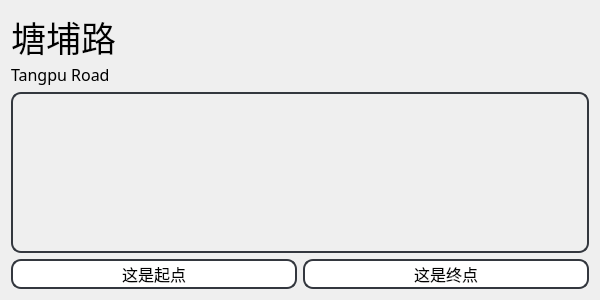
The window that window/ui/searched_dialog.ui (EveningCity/EST-Software_For_Subway) describes before a commit, drawn with Qt 5.
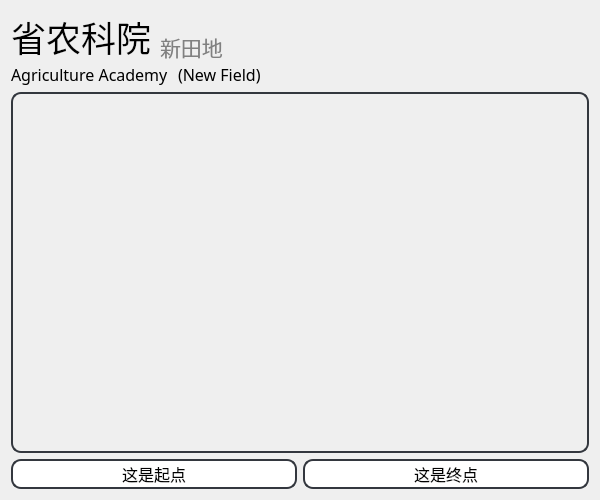
The same window after the commit. Icons and pictures are not drawn.

```diff
--- a/window/ui/searched_dialog.ui
+++ b/window/ui/searched_dialog.ui
@@ -7,7 +7,7 @@
     <x>0</x>
     <y>0</y>
     <width>600</width>
-    <height>300</height>
+    <height>500</height>
    </rect>
   </property>
   <property name="font">
@@ -55,9 +55,43 @@
      <item>
       <layout class="QVBoxLayout" name="verticalLayout">
        <item>
+        <layout class="QHBoxLayout" name="horizontalLayout_3">
+         <item>
+          <widget class="QLabel" name="subNameChinese">
+           <property name="font">
+            <font>
+             <family>黑体</family>
+             <pointsize>16</pointsize>
+            </font>
+           </property>
+           <property name="styleSheet">
+            <string notr="true">color: gray;</string>
+           </property>
+           <property name="text">
+            <string>新田地</string>
+           </property>
+           <property name="alignment">
+            <set>Qt::AlignBottom|Qt::AlignLeading|Qt::AlignLeft</set>
+           </property>
+          </widget>
+         </item>
+         <item>
+          <widget class="QLabel" name="a1">
+           <property name="sizePolicy">
+            <sizepolicy hsizetype="Fixed" vsizetype="Expanding">
+             <horstretch>0</horstretch>
+             <verstretch>0</verstretch>
+            </sizepolicy>
+           </property>
+           <property name="text">
+            <string/>
+           </property>
+          </widget>
+         </item>
+         <item>
         <widget class="QLabel" name="nameChinese">
          <property name="sizePolicy">
-          <sizepolicy hsizetype="Preferred" vsizetype="Fixed">
+            <sizepolicy hsizetype="Fixed" vsizetype="Expanding">
            <horstretch>0</horstretch>
            <verstretch>0</verstretch>
           </sizepolicy>
@@ -72,20 +106,62 @@
           </font>
          </property>
          <property name="text">
-          <string>塘埔路</string>
+            <string>省农科院</string>
          </property>
          <property name="textFormat">
           <enum>Qt::AutoText</enum>
          </property>
          <property name="alignment">
           <set>Qt::AlignBottom|Qt::AlignLeading|Qt::AlignLeft</set>
+           </property>
+          </widget>
+         </item>
+        </layout>
+       </item>
+       <item>
+        <layout class="QHBoxLayout" name="horizontalLayout_4">
+         <item>
+          <widget class="QLabel" name="subNameEnglish">
+           <property name="sizePolicy">
+            <sizepolicy hsizetype="Expanding" vsizetype="Expanding">
+             <horstretch>0</horstretch>
+             <verstretch>0</verstretch>
+            </sizepolicy>
+           </property>
+           <property name="font">
+            <font>
+             <family>微软雅黑 Light</family>
+             <pointsize>12</pointsize>
+            </font>
+           </property>
+           <property name="styleSheet">
+            <string notr="true"/>
+           </property>
+           <property name="text">
+            <string>(New Field)</string>
+           </property>
+           <property name="alignment">
+            <set>Qt::AlignBottom|Qt::AlignLeading|Qt::AlignLeft</set>
+           </property>
+          </widget>
+         </item>
+         <item>
+          <widget class="QLabel" name="a2">
+           <property name="sizePolicy">
+            <sizepolicy hsizetype="Fixed" vsizetype="Expanding">
+             <horstretch>0</horstretch>
+             <verstretch>0</verstretch>
+            </sizepolicy>
+           </property>
+           <property name="text">
+            <string/>
          </property>
         </widget>
        </item>
        <item>
         <widget class="QLabel" name="nameEnglish">
          <property name="sizePolicy">
-          <sizepolicy hsizetype="Preferred" vsizetype="Fixed">
+            <sizepolicy hsizetype="Fixed" vsizetype="Expanding">
            <horstretch>0</horstretch>
            <verstretch>0</verstretch>
           </sizepolicy>
@@ -99,15 +175,17 @@
           </font>
          </property>
          <property name="text">
-          <string>Tangpu Road</string>
+            <string>Agriculture Academy</string>
          </property>
          <property name="textFormat">
           <enum>Qt::AutoText</enum>
          </property>
          <property name="alignment">
-          <set>Qt::AlignLeading|Qt::AlignLeft|Qt::AlignTop</set>
-         </property>
-        </widget>
+            <set>Qt::AlignBottom|Qt::AlignLeading|Qt::AlignLeft</set>
+           </property>
+          </widget>
+         </item>
+        </layout>
        </item>
       </layout>
      </item>
@@ -121,6 +199,12 @@
        <verstretch>0</verstretch>
       </sizepolicy>
      </property>
+     <property name="font">
+      <font>
+       <family>黑体</family>
+       <pointsize>12</pointsize>
+      </font>
+     </property>
      <property name="layoutDirection">
       <enum>Qt::LeftToRight</enum>
      </property>
@@ -166,6 +250,9 @@
 border: none;
 }</string>
      </property>
+     <property name="horizontalScrollBarPolicy">
+      <enum>Qt::ScrollBarAlwaysOff</enum>
+     </property>
      <property name="widgetResizable">
       <bool>true</bool>
      </property>
@@ -175,7 +262,7 @@
         <x>0</x>
         <y>0</y>
         <width>558</width>
-        <height>148</height>
+        <height>319</height>
        </rect>
       </property>
       <property name="layoutDirection">
```
Lines whose indentation alone changed are shown as unchanged.
